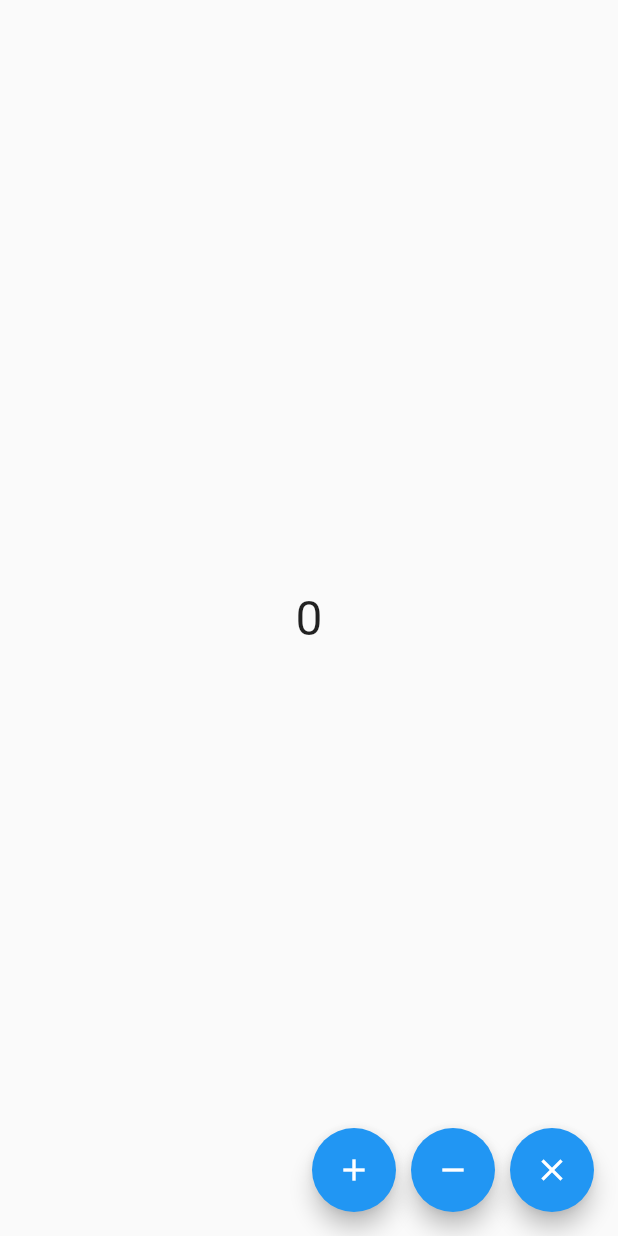
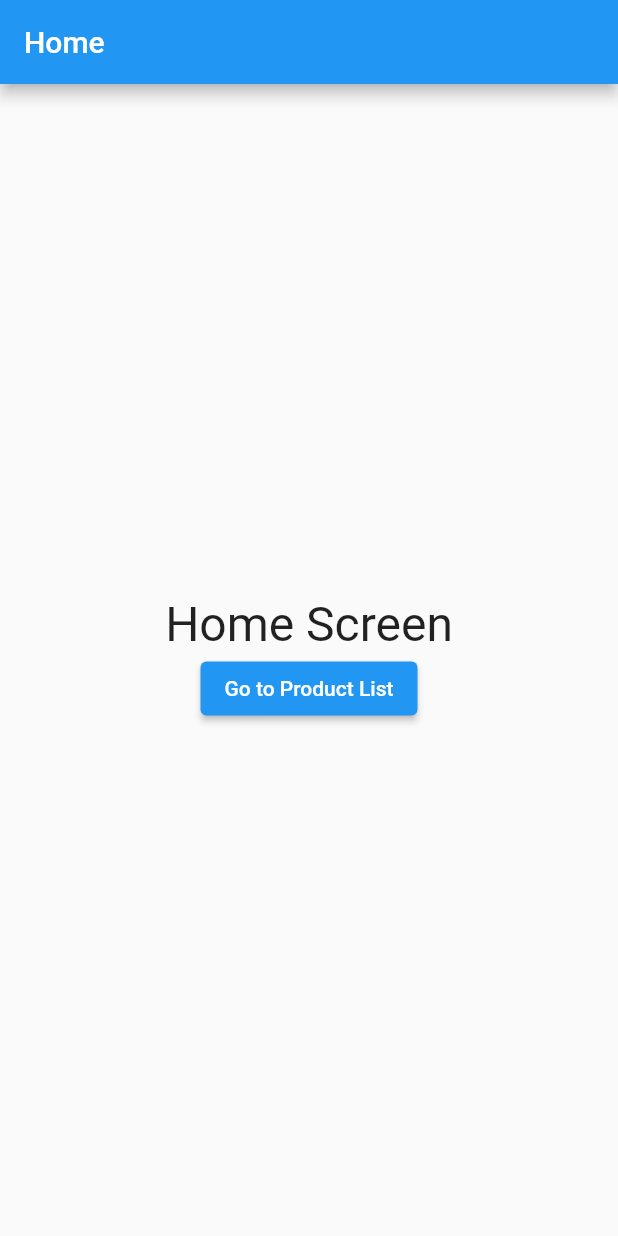
Before and after one commit to marufhasanmitul/assignment, a Flutter app: the screen it shows after launch, on a phone screen of 412 x 824 dp. Run offline on Flutter 3.47's test engine with Material 2 defaults, Android fonts, the phone set to English and light mode, and no system bars.

```diff
--- a/lib/counter_screen.dart
+++ /dev/null
@@ -1,56 +0,0 @@
-import 'package:flutter/material.dart';
-
-class CounterScreen extends StatefulWidget {
-  const CounterScreen({Key? key}) : super(key: key);
-
-  @override
-  State<CounterScreen> createState() => _CounterScreenState();
-}
-
-class _CounterScreenState extends State<CounterScreen> {
-
-  int counter = 0;
-  @override
-  Widget build(BuildContext context) {
-    return Scaffold(
-      body: Center(child: Text(counter.toString(),style: const TextStyle(fontSize: 32),)),
-      floatingActionButton: Row(
-        mainAxisAlignment: MainAxisAlignment.end,
-        children: [
-          FloatingActionButton(
-              onPressed: (){
-                counter=counter+1;
-                setState(() {
-
-                });
-              },
-              child:const Icon(Icons.add) ,
-
-          ),
-          const SizedBox(width: 10,),
-          FloatingActionButton(
-            onPressed: (){
-              counter=counter-1;
-              setState(() {
-
-              });
-            },
-            child:const Icon(Icons.remove) ,
-
-          ),
-          const SizedBox(width: 10,),
-          FloatingActionButton(
-            onPressed: (){
-              counter=0;
-              setState(() {
-
-              });
-            },
-            child:const Icon(Icons.clear) ,
-
-          ),
-        ],
-      ),
-    );
-  }
-}
--- /dev/null
+++ b/lib/home_screen.dart
@@ -0,0 +1,37 @@
+import 'package:flutter/cupertino.dart';
+import 'package:flutter/material.dart';
+import 'product_list.dart';
+
+
+class HomeScreen extends StatefulWidget {
+  const HomeScreen({Key? key}) : super(key: key);
+
+  @override
+  State<HomeScreen> createState() => _HomeScreenState();
+}
+
+class _HomeScreenState extends State<HomeScreen> {
+  @override
+  Widget build(BuildContext context) {
+    return Scaffold(
+      appBar: AppBar(
+        title: const Text('Home'),
+      ),
+      body:
+      Center(
+          child: Column(
+            mainAxisAlignment: MainAxisAlignment.center,
+            children: [
+              const Text('Home Screen',style: TextStyle(fontSize: 32),),
+              ElevatedButton(
+                  onPressed: (){
+                    Navigator.push(context, MaterialPageRoute(builder: (_) =>ProductList()));
+                  },
+                child:const Text('Go to Product List'),
+              ),
+            ],
+          )
+      ),
+    );
+  }
+}
```
Also changed, not shown: lib/main.dart (+6 -108 lines), lib/product_deatils.dart (added, +27 -0 lines), lib/product_list.dart (added, +36 -0 lines), lib/user_list.dart (added, +55 -0 lines).
